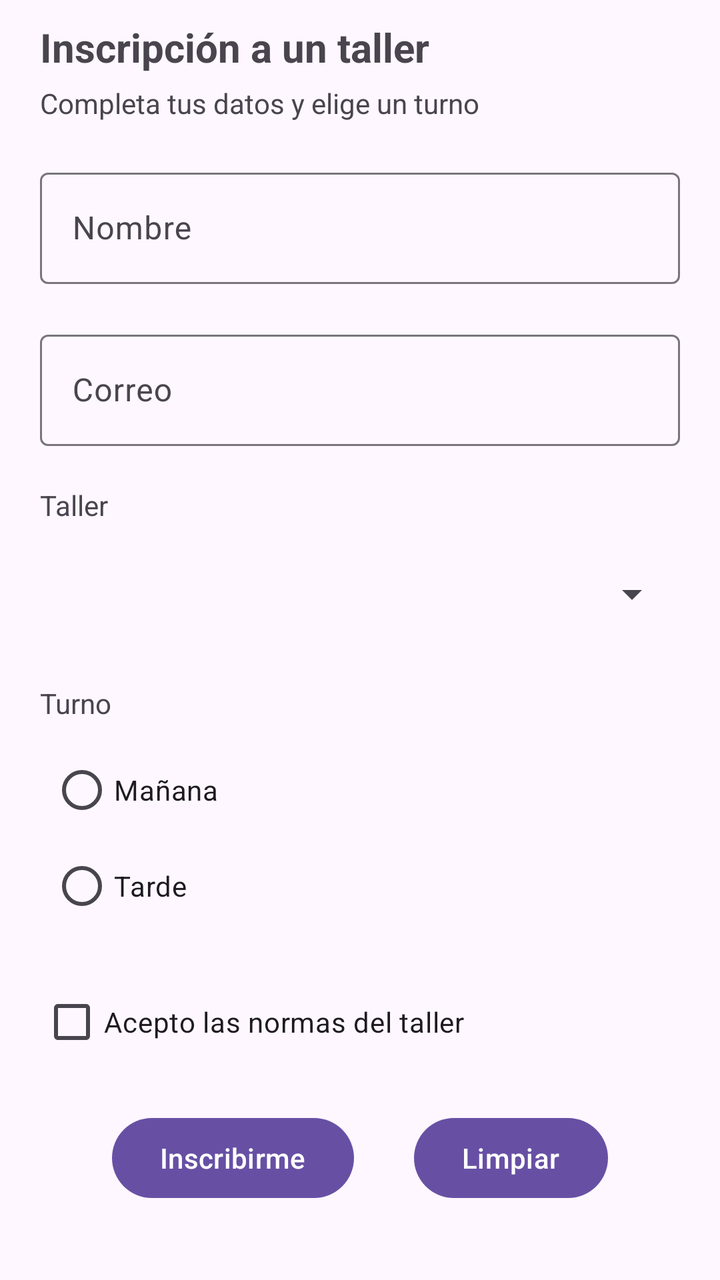
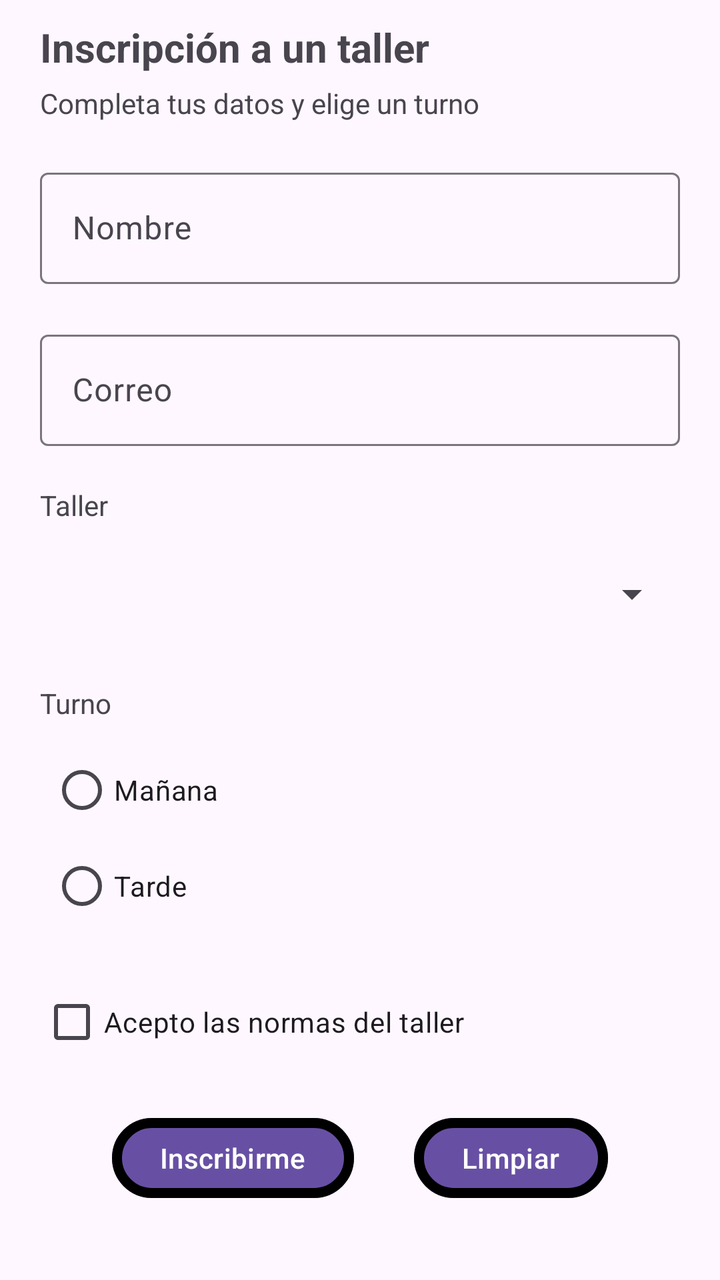

Two renders of the same Android screen: before a commit and after it. Below are the layout's source before the change and the commit's diff.
<!-- AndroidManifest.xml: application theme Theme.Controles_Entrada_Ejercicio01 -->
<!-- res/layout/activity_main.xml -->
<?xml version="1.0" encoding="utf-8"?>
<androidx.constraintlayout.widget.ConstraintLayout xmlns:android="http://schemas.android.com/apk/res/android"
    xmlns:app="http://schemas.android.com/apk/res-auto"
    xmlns:tools="http://schemas.android.com/tools"
    android:id="@+id/main"
    android:layout_width="match_parent"
    android:layout_height="match_parent"
    tools:context=".MainActivity">

    <TextView
        android:id="@+id/txtTitulo"
        android:layout_width="wrap_content"
        android:layout_height="wrap_content"
        android:layout_marginStart="20dp"
        android:layout_marginTop="10dp"
        android:text="Inscripción a un taller"
        android:textSize="20sp"
        android:textStyle="bold"
        app:layout_constraintStart_toStartOf="parent"
        app:layout_constraintTop_toTopOf="parent" />

    <TextView
        android:id="@+id/txtInstrucciones"
        android:layout_width="wrap_content"
        android:layout_height="wrap_content"
        android:layout_marginTop="5dp"
        android:text="Completa tus datos y elige un turno"
        app:layout_constraintStart_toStartOf="@+id/txtTitulo"
        app:layout_constraintTop_toBottomOf="@+id/txtTitulo" />

    <com.google.android.material.textfield.TextInputLayout
        android:id="@+id/textInputLayoutNombre"
        android:layout_width="match_parent"
        android:layout_height="wrap_content"
        android:layout_marginStart="20dp"
        android:layout_marginTop="20dp"
        android:layout_marginEnd="20dp"
        android:hint="Nombre"
        app:layout_constraintEnd_toEndOf="parent"
        app:layout_constraintStart_toStartOf="parent"
        app:layout_constraintTop_toBottomOf="@+id/txtInstrucciones">

        <com.google.android.material.textfield.TextInputEditText
            android:id="@+id/textInputEditTextNombre"
            android:layout_width="match_parent"
            android:layout_height="wrap_content" />
    </com.google.android.material.textfield.TextInputLayout>

    <com.google.android.material.textfield.TextInputLayout
        android:id="@+id/textInputLayoutCorreo"
        android:layout_width="0dp"
        android:layout_height="wrap_content"
        android:layout_marginStart="20dp"
        android:layout_marginTop="20dp"
        android:layout_marginEnd="20dp"
        android:hint="Correo"
        app:layout_constraintEnd_toEndOf="parent"
        app:layout_constraintHorizontal_bias="1.0"
        app:layout_constraintStart_toStartOf="parent"
        app:layout_constraintTop_toBottomOf="@+id/textInputLayoutNombre">

        <com.google.android.material.textfield.TextInputEditText
            android:id="@+id/textInputEditTextCorreo"
            android:layout_width="match_parent"
            android:layout_height="wrap_content" />
    </com.google.android.material.textfield.TextInputLayout>

    <TextView
        android:id="@+id/txtTaller"
        android:layout_width="wrap_content"
        android:layout_height="wrap_content"
        android:layout_marginTop="20dp"
        android:text="Taller"
        app:layout_constraintStart_toStartOf="@+id/textInputLayoutCorreo"
        app:layout_constraintTop_toBottomOf="@+id/textInputLayoutCorreo" />

    <Spinner
        android:id="@+id/spinnerTaller"
        android:layout_width="0dp"
        android:layout_height="50dp"
        android:layout_marginStart="20dp"
        android:layout_marginTop="10dp"
        android:layout_marginEnd="20dp"
        app:layout_constraintEnd_toEndOf="parent"
        app:layout_constraintStart_toStartOf="parent"
        app:layout_constraintTop_toBottomOf="@+id/txtTaller" />

    <TextView
        android:id="@+id/txtTurno"
        android:layout_width="wrap_content"
        android:layout_height="wrap_content"
        android:layout_marginTop="20dp"
        android:text="Turno"
        app:layout_constraintStart_toStartOf="@+id/spinnerTaller"
        app:layout_constraintTop_toBottomOf="@+id/spinnerTaller" />

    <RadioGroup
        android:id="@+id/radioGroupTurno"
        android:layout_width="wrap_content"
        android:layout_height="wrap_content"
        android:layout_marginStart="5dp"
        android:layout_marginTop="10dp"
        app:layout_constraintStart_toStartOf="@+id/txtTurno"
        app:layout_constraintTop_toBottomOf="@+id/txtTurno">

        <RadioButton
            android:id="@+id/radioButtonManana"
            android:layout_width="match_parent"
            android:layout_height="wrap_content"
            android:text="Mañana" />

        <RadioButton
            android:id="@+id/radioButtonTarde"
            android:layout_width="match_parent"
            android:layout_height="wrap_content"
            android:text="Tarde" />

    </RadioGroup>

    <CheckBox
        android:id="@+id/checkBoxNormas"
        android:layout_width="wrap_content"
        android:layout_height="wrap_content"
        android:layout_marginTop="20dp"
        android:text="Acepto las normas del taller"
        app:layout_constraintStart_toStartOf="@+id/txtTurno"
        app:layout_constraintTop_toBottomOf="@+id/radioGroupTurno" />

    <Button
        android:id="@+id/btnInscribirme"
        android:layout_width="wrap_content"
        android:layout_height="wrap_content"
        android:layout_marginTop="20dp"
        android:text="Inscribirme"
        app:layout_constraintEnd_toStartOf="@+id/btnLimpiar"
        app:layout_constraintHorizontal_bias="0.5"
        app:layout_constraintHorizontal_chainStyle="packed"
        app:layout_constraintStart_toStartOf="parent"
        app:layout_constraintTop_toBottomOf="@+id/checkBoxNormas" />

    <Button
        android:id="@+id/btnLimpiar"
        android:layout_width="wrap_content"
        android:layout_height="wrap_content"
        android:layout_marginStart="30dp"
        android:text="Limpiar"
        app:layout_constraintBottom_toBottomOf="@+id/btnInscribirme"
        app:layout_constraintEnd_toEndOf="parent"
        app:layout_constraintHorizontal_bias="0.5"
        app:layout_constraintStart_toEndOf="@+id/btnInscribirme" />

    <TextView
        android:id="@+id/txtResultado"
        android:layout_width="0dp"
        android:layout_height="0dp"
        android:layout_marginStart="20dp"
        android:layout_marginTop="20dp"
        android:layout_marginEnd="20dp"
        android:layout_marginBottom="10dp"
        android:gravity="center"
        app:layout_constraintBottom_toBottomOf="parent"
        app:layout_constraintEnd_toEndOf="parent"
        app:layout_constraintStart_toStartOf="parent"
        app:layout_constraintTop_toBottomOf="@+id/btnInscribirme" />

</androidx.constraintlayout.widget.ConstraintLayout>
<!-- resources referenced by this layout -->
<resources>
  <style name="Theme.Controles_Entrada_Ejercicio01" parent="Base.Theme.Controles_Entrada_Ejercicio01" />
  <style name="Base.Theme.Controles_Entrada_Ejercicio01" parent="Theme.Material3.DayNight.NoActionBar">
          
          
      </style>
</resources>

<!-- the commit's change to res/layout/activity_main.xml (unified diff, before → after) -->
@@ -136,7 +136,9 @@
         app:layout_constraintHorizontal_bias="0.5"
         app:layout_constraintHorizontal_chainStyle="packed"
         app:layout_constraintStart_toStartOf="parent"
-        app:layout_constraintTop_toBottomOf="@+id/checkBoxNormas" />
+        app:layout_constraintTop_toBottomOf="@+id/checkBoxNormas"
+        app:strokeColor="#000000"
+        app:strokeWidth="5dp" />
 
     <Button
         android:id="@+id/btnLimpiar"
@@ -147,7 +149,9 @@
         app:layout_constraintBottom_toBottomOf="@+id/btnInscribirme"
         app:layout_constraintEnd_toEndOf="parent"
         app:layout_constraintHorizontal_bias="0.5"
-        app:layout_constraintStart_toEndOf="@+id/btnInscribirme" />
+        app:layout_constraintStart_toEndOf="@+id/btnInscribirme"
+        app:strokeColor="#000000"
+        app:strokeWidth="5dp" />
 
     <TextView
         android:id="@+id/txtResultado"
